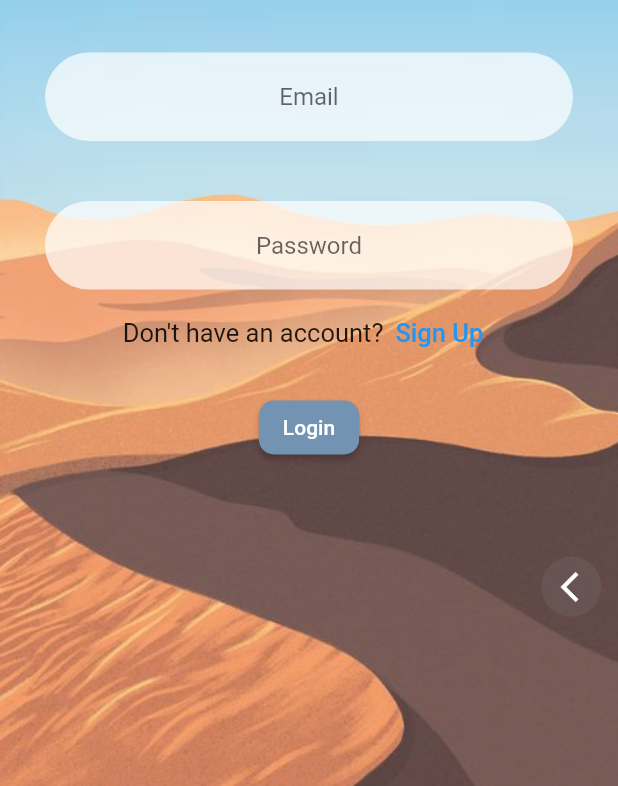
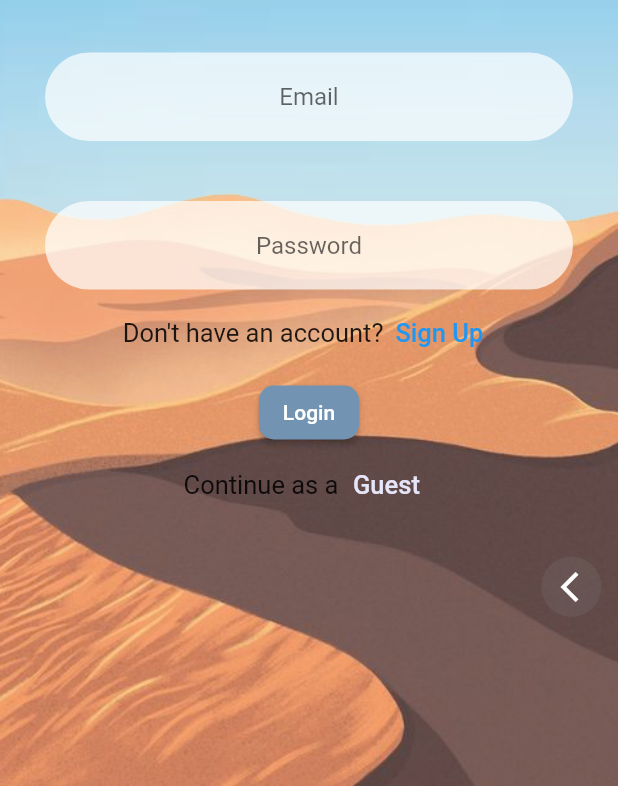
Before and after one commit to ahmedbassemaly/Aegyptos, a Flutter app: the screen it shows after launch, swiped to page 2, on a phone screen of 412 x 824 dp, the part 450-1236 px from its top. Run offline on Flutter 3.47's test engine with Material 2 defaults, Android fonts, the phone set to English and light mode, and no system bars; drawn by our look-alikes of liquid_swipe; our stand-ins replace cloud_firestore, dropdown_button2, firebase_core, flutter_riverpod, flutter_tts, image_cropper and 1 more; accounts and stored records are empty.

Commit message:
continue as a guest

```diff
--- a/lib/screens/login.dart
+++ b/lib/screens/login.dart
@@ -58,6 +58,14 @@ class _LoginPageState extends State<LoginPage> {
                     Navigator.pushNamed(context, 'userChoice');
                   },
                 ),
+                CheckUserAccount(
+                  text: "Continue as a",
+                  text1: 'Guest',
+                  color: const Color(0xffE6E6FA),
+                  onPressed: () {
+                    Navigator.pushNamed(context, 'userChoice');
+                  },
+                ),
               ],
             ),
           ],
--- a/lib/widgets/check_user_acc.dart
+++ b/lib/widgets/check_user_acc.dart
@@ -1,3 +1,4 @@
+// ignore_for_file: public_member_api_docs, sort_constructors_first
 // ignore_for_file: must_be_immutable
 
 import 'package:flutter/material.dart';
@@ -6,11 +7,13 @@ class CheckUserAccount extends StatelessWidget {
   String text;
   String text1;
   final Function()? onPressed;
+  Color? color;
   CheckUserAccount({
     Key? key,
     required this.text,
     required this.text1,
     required this.onPressed,
+    this.color,
   }) : super(key: key);
 
   @override
@@ -26,7 +29,7 @@ class CheckUserAccount extends StatelessWidget {
           onPressed: onPressed,
           child: Text(
             text1,
-            style: const TextStyle(fontSize: 17),
+            style:  TextStyle(fontSize: 17, color: color),
           ),
         ),
       ],
--- a/lib/widgets/login_signup_button.dart
+++ b/lib/widgets/login_signup_button.dart
@@ -15,7 +15,7 @@ class LoginSignUpButton extends StatelessWidget {
   @override
   Widget build(BuildContext context) {
     return Padding(
-      padding: const EdgeInsets.all(15.0),
+      padding: const EdgeInsets.only(top: 5.0),
       child: ElevatedButton(
         style: ElevatedButton.styleFrom(
             backgroundColor: ConstantsColors.secondaryColor,
```
